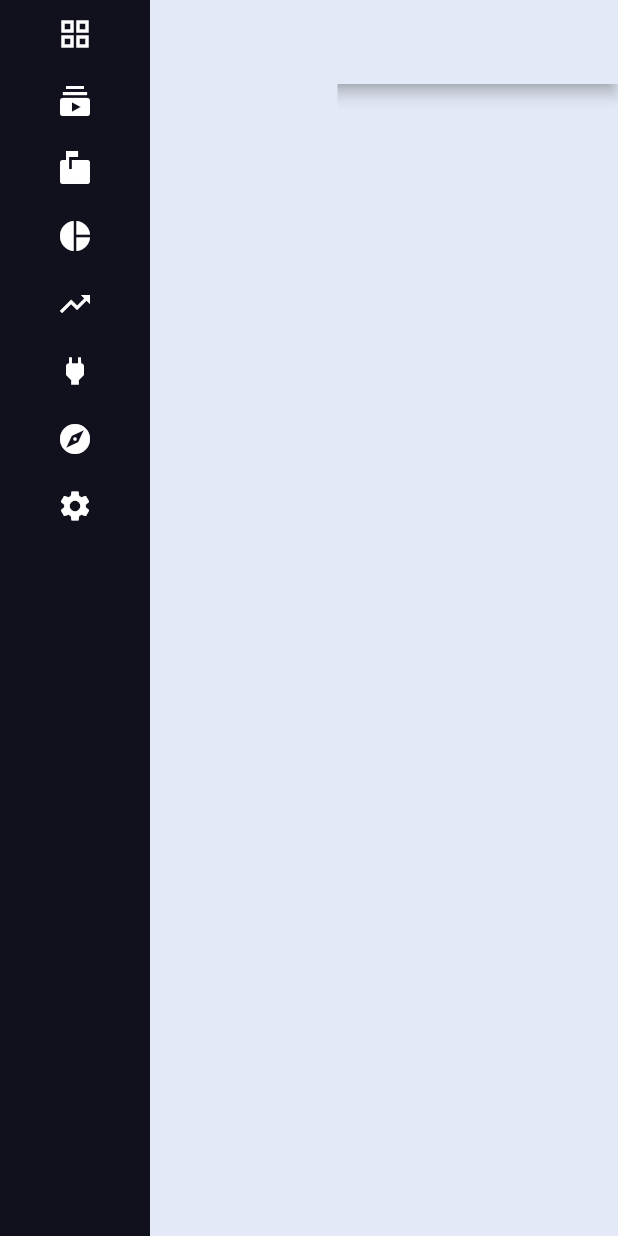
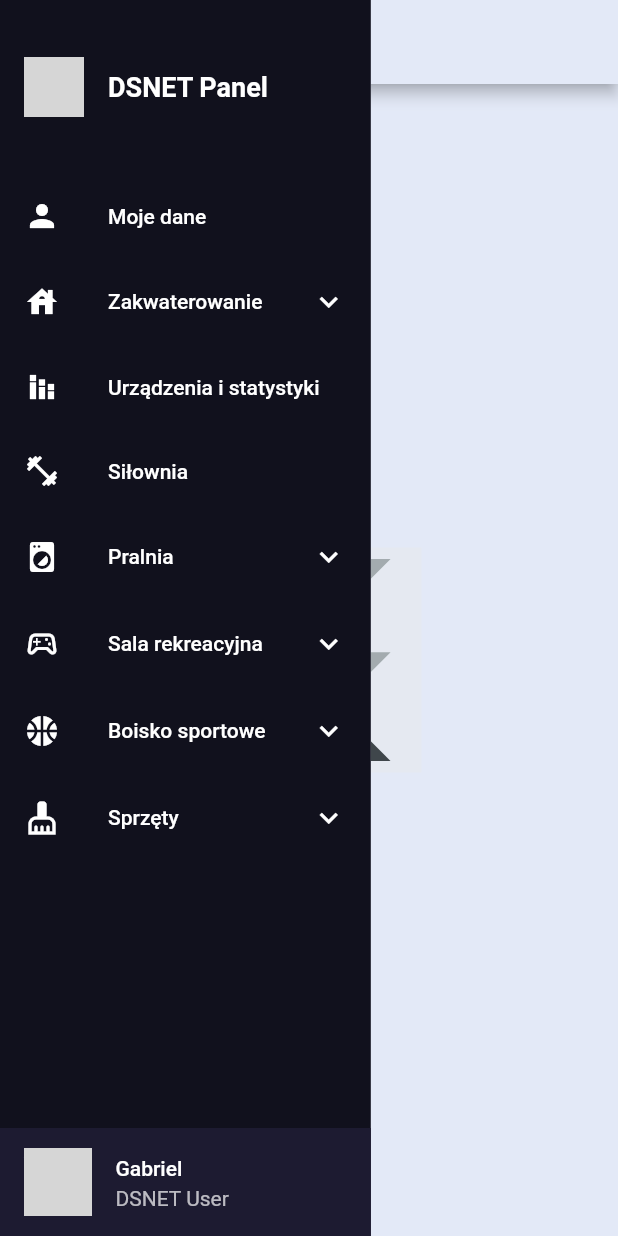
Before and after one commit to MrReiji/DSNET-APP, a Flutter app: the screen it shows after launch, with the side drawer open, on a phone screen of 412 x 824 dp. Run offline on Flutter 3.47's test engine with Material 2 defaults, Android fonts, the light colour scheme and no system bars; network calls fail; grey boxes are pictures that could not be loaded.

Commit message:
Ended drawer and added screen v0

```diff
--- /dev/null
+++ b/lib/ComplexDrawer.dart
@@ -0,0 +1,177 @@
+import 'package:dorm_gym/GymScreen.dart';
+import 'package:flutter/material.dart';
+
+import 'ComplexDrawerMenu.dart';
+import 'MyColors.dart';
+
+class ComplexDrawer extends StatefulWidget {
+  const ComplexDrawer({Key? key}) : super(key: key);
+
+  @override
+  _ComplexDrawerState createState() => _ComplexDrawerState();
+}
+
+class _ComplexDrawerState extends State<ComplexDrawer> {
+  int selectedIndex = -1; //dont set it to 0
+
+  void selectCategory(BuildContext ctx) {
+    Navigator.of(ctx).pushNamed(GymScreen.routeName);
+  }
+
+  @override
+  Widget build(BuildContext context) {
+    double width = MediaQuery.of(context).size.width * 0.6;
+    return Container(
+      width: width,
+      child: drawerMenu(),
+      color: MyColors.compexDrawerCanvasColor,
+    );
+  }
+
+  Widget drawerMenu() {
+    return Container(
+      width: 200,
+      color: MyColors.complexDrawerBlack,
+      child: Column(
+        children: [
+          logoTile(),
+          Expanded(
+            child: ListView.builder(
+              itemCount: cdms.length,
+              itemBuilder: (BuildContext context, int index) {
+                CDM cdm = cdms[index];
+                bool selected = selectedIndex == index;
+                return cdm.submenus.isEmpty
+                    ? ListTile(
+                        leading: Icon(cdm.icon, color: Colors.white),
+                        title: Text(
+                          cdm.title,
+                          style: TextStyle(color: Colors.white),
+                        ),
+                        onTap: () {
+                          setState(() {
+                            selectedIndex = selected ? index : -1;
+                          });
+                        },
+                      )
+                    : ExpansionTile(
+                        initiallyExpanded: selectedIndex == index,
+                        key: UniqueKey(),
+                        onExpansionChanged: (isExpanded) {
+                          setState(() {
+                            selectedIndex = isExpanded ? index : -1;
+                          });
+                        },
+                        leading: Icon(cdm.icon, color: Colors.white),
+                        title: Text(
+                          cdm.title,
+                          style: TextStyle(color: Colors.white),
+                        ),
+                        children: cdm.submenus.map((subMenu) {
+                          return sMenuButton(subMenu);
+                        }).toList(),
+                      );
+              },
+            ),
+          ),
+          accountTile(),
+        ],
+      ),
+    );
+  }
+
+  Widget logoTile() {
+    return Padding(
+      padding: EdgeInsets.only(top: 30, bottom: 30),
+      child: ListTile(
+        leading: Container(
+          height: 40,
+          width: 40,
+          child: Image.asset("dsnet-logo-small.png"),
+        ),
+        title: Text(
+          "DSNET Panel",
+          style: TextStyle(
+            fontSize: 18,
+            color: Colors.white,
+            fontWeight: FontWeight.bold,
+          ),
+        ),
+      ),
+    );
+  }
+
+  Widget sMenuButton(String subMenu) {
+    return InkWell(
+      onTap: () {
+        selectCategory(context);
+      },
+      child: Padding(
+        padding: const EdgeInsets.all(8.0),
+        child: Text(
+          subMenu,
+          style: TextStyle(
+              fontSize: 14, color: Colors.grey, fontWeight: FontWeight.bold),
+        ),
+      ),
+    );
+  }
+
+  Widget accountTile() {
+    return Container(
+      color: MyColors.complexDrawerBlueGrey,
+      child: ListTile(
+        leading: Container(
+          height: 45,
+          width: 45,
+          decoration: BoxDecoration(
+            color: Colors.white70,
+            image: DecorationImage(
+              image: NetworkImage(
+                  "https://cdn.pixabay.com/photo/2016/03/29/03/14/portrait-1287421_960_720.jpg"),
+              fit: BoxFit.cover,
+            ),
+            borderRadius: BorderRadius.circular(6),
+          ),
+        ),
+        title: Text(
+          "Gabriel",
+          style: TextStyle(color: Colors.white),
+        ),
+        subtitle: Text("DSNET User", style: TextStyle(color: Colors.white70)),
+      ),
+    );
+  }
+
+  static List<CDM> cdms = [
+    CDM(Icons.person, "Moje dane", []),
+    CDM(Icons.house, "Zakwaterowanie", [
+      "Bieżące zakwaterowanie",
+      "Ostatnie wpłaty",
+      "Rada mieszkańców",
+      "Wykwaterowanie"
+    ]),
+    CDM(Icons.stacked_bar_chart_sharp, "Urządzenia i statystyki", []),
+    CDM(Icons.fitness_center, "Siłownia", []),
+    CDM(Icons.local_laundry_service, "Pralnia", [
+      "Pralka 1",
+      "Pralka 2",
+      "Pralka 3",
+      "Pralka 4",
+      "Pralka 5",
+      "Suszarka 1 Bosch",
+      "Suszarka 2 Electrolux"
+    ]),
+    CDM(Icons.sports_esports_outlined, "Sala rekreacyjna",
+        ["Bilard | Tenis stołowy | Dart | Piłkarzyki", "Xbox | Telewizor"]),
+    CDM(Icons.sports_basketball, "Boisko sportowe",
+        ["Piłka nożna cz. B", "Piłka nożna cz. C", "Siatkówka", "Koszykówka"]),
+    CDM(Icons.cleaning_services, "Sprzęty", [
+      "Odkurzacze",
+      "Planszówki",
+      "Sprzęt sportowy",
+      "Żelazka i deski do prasowania",
+      "Wyposażenie portierni"
+    ]),
+  ];
+}
--- a/lib/ComplexDrawerPage.dart
+++ /dev/null
@@ -1,151 +0,0 @@
-import 'package:flutter/material.dart';
-
-import 'ComplexDrawerMenu.dart';
-
-int selectedIndex = -1; //don't set to 0
-int currentCattegory = -1;
-
-class ComplexDrawerPage extends StatefulWidget {
-  const ComplexDrawerPage({Key? key}) : super(key: key);
-
-  @override
-  State<ComplexDrawerPage> createState() => _ComplexDrawerPageState();
-}
-
-class _ComplexDrawerPageState extends State<ComplexDrawerPage> {
-  @override
-  Widget build(BuildContext context) {
-    return Scaffold(
-      appBar: appBar(),
-      drawer: ComplexDrawer(),
-      drawerScrimColor: Colors.transparent,
-      backgroundColor: Color(0xffe3e9f7),
-    );
-  }
-
-  AppBar appBar() {
-    return AppBar(
-      title: Text(
-        "Dorm Gym",
-        style: TextStyle(color: Colors.black),
-      ),
-      backgroundColor: Color(0xffe3e9f7),
-    );
-  }
-}
-
-class ComplexDrawer extends StatefulWidget {
-  const ComplexDrawer({Key? key}) : super(key: key);
-
-  @override
-  State<ComplexDrawer> createState() => _ComplexDrawerState();
-}
-
-class _ComplexDrawerState extends State<ComplexDrawer> {
-  @override
-  Widget build(BuildContext context) {
-    //double width = MediaQuery.of(context).size.width;
-
-    return Container(
-      //width: width / 2,
-      child: Row(
-        children: [blackIconMenu(changeIndex), invisibleSubMenus()],
-      ),
-    );
-  }
-
-  void changeIndex() {
-    setState(() {
-      currentCattegory = selectedIndex;
-    });
-  }
-}
-
-Container blackIconMenu(VoidCallback changeIndex) {
-  return Container(
-      width: 100,
-      color: Color(0xff11111d),
-      child: ListView.builder(
-          itemCount: cdms.length,
-          itemBuilder: (ctx, index) {
-            return InkWell(
-              onTap: () {
-                selectedIndex = index;
-                changeIndex();
-              },
-              child: Container(
-                  height: 45,
-                  alignment: Alignment.center,
-                  child: Icon(
-                    cdms[index].icon,
-                    color: Colors.white,
-                  )),
-            );
-          }));
-}
-
-Container invisibleSubMenus() {
-  return Container(
-    width: 125,
-    color: Color(0xffe3e9f7),
-    child: ListView.builder(
-      itemCount: cdms.length,
-      itemBuilder: (ctx, index) {
-        CDM cdm = cdms[index];
-        bool isValidSubMenu =
-            (currentCattegory == index) && cdm.submenus.isNotEmpty;
-        return subMenuWidget([cdm.title]..addAll(cdm.submenus), isValidSubMenu);
-      },
-    ),
-  );
-}
-
-Widget subMenuWidget(List<String> submenus, bool isValidSubMenu) {
-  return AnimatedContainer(
-    duration: Duration(milliseconds: 400),
-    height: isValidSubMenu ? 200 : 45,
-    alignment: Alignment.center,
-    decoration: BoxDecoration(
-      color: isValidSubMenu ? Color(0xff1d1b31) : Colors.transparent,
-      borderRadius: BorderRadius.only(
-        topRight: Radius.circular(8),
-        bottomRight: Radius.circular(8),
-      ),
-    ),
-    child: ListView.builder(
-      padding: const EdgeInsets.all(6),
-      itemCount: isValidSubMenu ? submenus.length : 0,
-      itemBuilder: (ctx, index) {
-        String subMenu = submenus[index];
-        return InkWell(
-          onTap: () {
-            //TODO handle the function
-            //TODO index== 0 ? doNothing : doLogic
-          },
-          child: Padding(
-            padding: const EdgeInsets.all(8.0),
-            child: Text(
-              subMenu,
-              style: TextStyle(
-                  fontSize: index == 0 ? 17 : 14,
-                  color: index == 0 ? Colors.white : Colors.grey,
-                  fontWeight: FontWeight.bold),
-            ),
-          ),
-        );
-      },
-    ),
-  );
-}
-
-List<CDM> cdms = [
-  CDM(Icons.grid_view, "Dashboard", []),
-  CDM(Icons.subscriptions, "Category",
-      ["HTML & CSS", "Javascript", "PHP & MySQL"]),
-  CDM(Icons.markunread_mailbox, "Posts", ["Add", "Edit", "Delete"]),
-  CDM(Icons.pie_chart, "Analytics", []),
-  CDM(Icons.trending_up, "Chart", []),
-  CDM(Icons.power, "Plugins", ["Ad Blocker", "Everything Https", "Dark Mode"]),
-  CDM(Icons.explore, "Explore", []),
-  CDM(Icons.settings, "Setting", []),
-];
--- /dev/null
+++ b/lib/GymScreen.dart
@@ -0,0 +1,28 @@
+import 'package:dorm_gym/ComplexDrawer.dart';
+import 'package:flutter/material.dart';
+
+class GymScreen extends StatefulWidget {
+  const GymScreen({super.key});
+
+  static const routeName = '/gym';
+
+  @override
+  State<GymScreen> createState() => _GymScreenState();
+}
+
+class _GymScreenState extends State<GymScreen> {
+  @override
+  Widget build(BuildContext context) {
+    return Scaffold(
+      appBar: AppBar(),
+      drawer: ComplexDrawer(),
+      body: Center(
+          child: Container(
+        alignment: Alignment.center,
+        height: 500,
+        width: 500,
+        child: Icon(Icons.abc),
+      )),
+    );
+  }
+}
--- /dev/null
+++ b/lib/HomePage.dart
@@ -0,0 +1,54 @@
+import 'package:flutter/material.dart';
+import 'package:flutter/src/widgets/framework.dart';
+import 'package:flutter/src/widgets/placeholder.dart';
+
+import 'ComplexDrawer.dart';
+import 'MyColors.dart';
+
+class HomePage extends StatefulWidget {
+  const HomePage({super.key});
+
+  @override
+  State<HomePage> createState() => _HomePageState();
+}
+
+class _HomePageState extends State<HomePage> {
+  @override
+  Widget build(BuildContext context) {
+    return Scaffold(
+      appBar: appBar(context),
+      body: body(),
+      drawer: ComplexDrawer(),
+      drawerScrimColor: Colors.transparent,
+      backgroundColor: MyColors.compexDrawerCanvasColor,
+    );
+    ;
+  }
+}
+
+AppBar appBar(BuildContext context) {
+  return AppBar(
+    iconTheme: IconTheme.of(context).copyWith(
+      color: MyColors.complexDrawerBlack,
+    ),
+    title: Text(
+      "Dorm Gym",
+      style: TextStyle(color: MyColors.complexDrawerBlack),
+    ),
+    backgroundColor: MyColors.compexDrawerCanvasColor,
+  );
+}
+
+Widget body() {
+  return Center(
+    child: Container(
+      foregroundDecoration: BoxDecoration(
+        color: MyColors.complexDrawerBlack,
+        backgroundBlendMode: BlendMode.saturation,
+      ),
+      child: FlutterLogo(
+        size: 150,
+      ),
+    ),
+  );
+}
--- /dev/null
+++ b/lib/MyColors.dart
@@ -0,0 +1,7 @@
+import 'dart:ui';
+
+class MyColors {
+  static const Color compexDrawerCanvasColor = Color(0xffe3e9f7);
+  static const Color complexDrawerBlack = Color(0xff11111d);
+  static const Color complexDrawerBlueGrey = Color(0xff1d1b31);
+}
--- a/lib/main.dart
+++ b/lib/main.dart
@@ -1,4 +1,6 @@
-import 'package:dorm_gym/ComplexDrawerPage.dart';
+import 'package:dorm_gym/ComplexDrawer.dart';
+import 'package:dorm_gym/GymScreen.dart';
+import 'package:dorm_gym/HomePage.dart';
 import 'package:flutter/material.dart';
 
 void main() {
@@ -12,8 +14,16 @@ class MyApp extends StatelessWidget {
         debugShowCheckedModeBanner: false,
         title: 'Dorm Gym',
         theme: ThemeData(
-          visualDensity: VisualDensity.adaptivePlatformDensity,
-        ),
-        home: ComplexDrawerPage());
+            visualDensity: VisualDensity.adaptivePlatformDensity,
+            unselectedWidgetColor: Colors.white),
+        home: HomePage(),
+        routes: {
+          GymScreen.routeName: (ctx) => GymScreen(),
+        },
+        onUnknownRoute: (settings) {
+          return MaterialPageRoute(
+            builder: (ctx) => HomePage(),
+          );
+        });
   }
 }
--- a/pubspec.yaml
+++ b/pubspec.yaml
@@ -18,7 +18,7 @@ publish_to: 'none' # Remove this line if you wish to publish to pub.dev
 version: 1.0.0+1
 
 environment:
-  sdk: ">=2.16.2 <3.0.0"
+  sdk: ">=2.17.6 <3.0.0"
 
 # Dependencies specify other packages that your package needs in order to work.
 # To automatically upgrade your package dependencies to the latest versions
@@ -58,8 +58,8 @@ flutter:
   uses-material-design: true
 
   # To add assets to your application, add an assets section, like this:
-  # assets:
-  #   - images/a_dot_burr.jpeg
+  assets:
+            - assets/images/dsnet-logo-small.png
   #   - images/a_dot_ham.jpeg
 
   # An image asset can refer to one or more resolution-specific "variants", see
```
Also changed, not shown: assets/dsnet-logo-small.png (added), assets/images/dsnet-logo-small.png (added).
